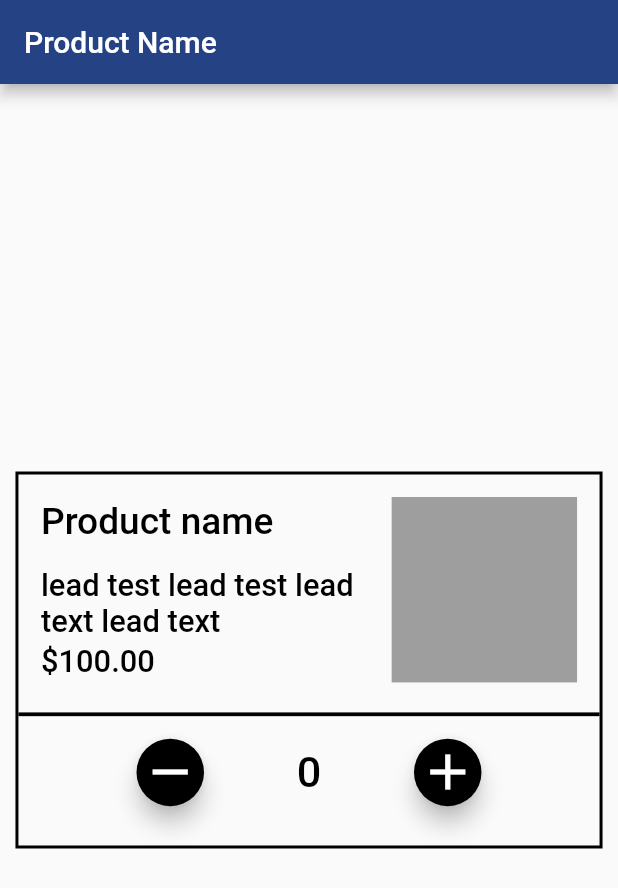
After one commit to EigoAkita/flutter_list_view_sample, a Flutter app: the screen it shows after launch, swiped to page 2, on a phone screen of 412 x 824 dp. The commit adds this screen. Shown: the top 888 px of the screen. Run offline on Flutter 3.47's test engine with Material 2 defaults, Android fonts, the phone set to English and light mode, and no system bars.

Commit message:
黒線追加

```diff
--- a/lib/main.dart
+++ b/lib/main.dart
@@ -1,4 +1,5 @@
 import 'package:flutter/material.dart';
+import 'package:flutter_list_view_sample/product_name_page.dart';
 
 void main() {
   runApp(MyApp());
@@ -7,12 +8,24 @@ void main() {
 class MyApp extends StatelessWidget {
   @override
   Widget build(BuildContext context) {
+    final _controller = PageController(
+      initialPage: 0,
+      keepPage: true,
+    );
+    final _pageView = PageView(
+      controller: _controller,
+      children: [
+        CartCheck(),
+        ProductNamePage(),
+      ],
+    );
+
     return MaterialApp(
       title: 'Flutter Demo',
       theme: ThemeData(
         primarySwatch: Colors.blue,
       ),
-      home: CartCheck(),
+      home: _pageView,
     );
   }
 }
--- /dev/null
+++ b/lib/product_name_page.dart
@@ -0,0 +1,148 @@
+import 'package:flutter/material.dart';
+
+class ProductNamePage extends StatelessWidget {
+  const ProductNamePage({Key? key}) : super(key: key);
+
+  @override
+  Widget build(BuildContext context) {
+    final _size = MediaQuery.of(context).size;
+    final _productStyle = TextStyle(
+      color: Colors.black,
+      fontWeight: FontWeight.w500,
+    );
+
+    return Scaffold(
+      appBar: AppBar(
+        title: const Text('Product Name'),
+        backgroundColor: Color(0xff254284),
+      ),
+      body: Center(
+        child: Column(
+          mainAxisAlignment: MainAxisAlignment.center,
+          children: <Widget>[
+            ///TODO:Hiroki君に教えるコードここから
+            Container(
+              width: _size.width * 0.95,
+              height: _size.height * 0.305,
+              decoration: BoxDecoration(
+                border: Border.all(
+                  color: Colors.black,
+                  width: 2.0,
+                ),
+              ),
+              child: Column(
+                children: [
+                  Padding(
+                    padding: const EdgeInsets.only(
+                      top: 15,
+                      left: 15,
+                      right: 15,
+                      bottom: 20,
+                    ),
+                    child: Row(
+                      mainAxisAlignment: MainAxisAlignment.spaceBetween,
+                      children: [
+                        Column(
+                          crossAxisAlignment: CrossAxisAlignment.start,
+                          children: [
+                            Text(
+                              'Product name',
+                              style: _productStyle.copyWith(
+                                fontSize: _size.width * 0.060,
+                              ),
+                            ),
+                            SizedBox(
+                              height: _size.height * 0.020,
+                            ),
+                            Text(
+                              'lead test lead test lead\ntext lead text',
+                              style: _productStyle.copyWith(
+                                fontSize: _size.width * 0.050,
+                              ),
+                            ),
+                            Padding(
+                              padding: const EdgeInsets.only(
+                                top: 2.5,
+                              ),
+                              child: Text(
+                                '\$100.00',
+                                style: _productStyle.copyWith(
+                                  fontSize: _size.width * 0.050,
+                                ),
+                              ),
+                            ),
+                          ],
+                        ),
+                        Container(
+                          width: _size.width * 0.30,
+                          height: _size.height * 0.15,
+                          color: Colors.grey,
+                        ),
+                      ],
+                    ),
+                  ),
+                  Container(
+                    height: 2.5,
+                    width: _size.width * 0.95,
+                    color: Colors.black,
+
+                    ///TODO:黒い横線はこの下のクラスで作れるよ！
+                    child: VerticalDivider(),
+                  ),
+                  Padding(
+                    padding: const EdgeInsets.all(15),
+                    child: Row(
+                      mainAxisAlignment: MainAxisAlignment.center,
+                      children: <Widget>[
+                        Container(
+                          width: 45,
+                          height: 45,
+                          child: FloatingActionButton(
+                            backgroundColor: Colors.black,
+                            onPressed: () {},
+                            child: Icon(
+                              Icons.remove,
+                              size: 40,
+                            ),
+                          ),
+                        ),
+                        SizedBox(
+                          width: _size.width * 0.15,
+                        ),
+                        Center(
+                          child: Text(
+                            '0',
+                            style: _productStyle.copyWith(
+                              fontSize: _size.width * 0.070,
+                            ),
+                          ),
+                        ),
+                        SizedBox(
+                          width: _size.width * 0.15,
+                        ),
+                        Container(
+                          width: 45,
+                          height: 45,
+                          child: FloatingActionButton(
+                            backgroundColor: Colors.black,
+                            onPressed: () {},
+                            child: Icon(
+                              Icons.add,
+                              size: 40,
+                            ),
+                          ),
+                        ),
+                      ],
+                    ),
+                  ),
+                ],
+              ),
+            ),
+
+            ///TODO:Hiroki君に教えるコードここまで
+          ],
+        ),
+      ),
+    );
+  }
+}
```
